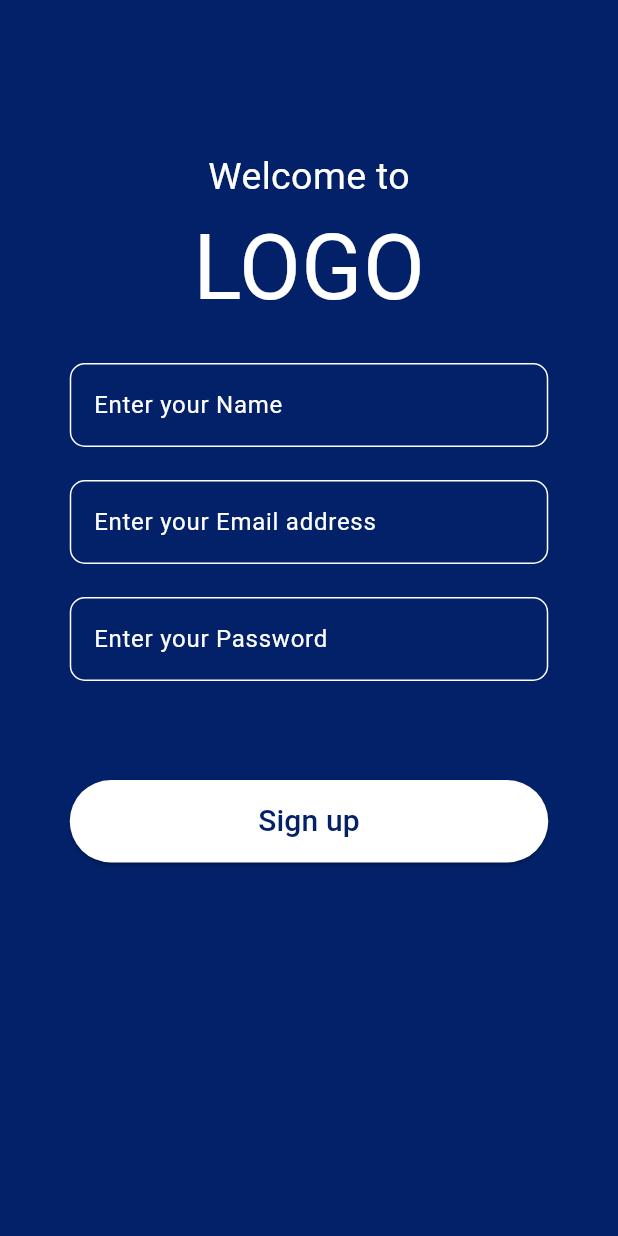
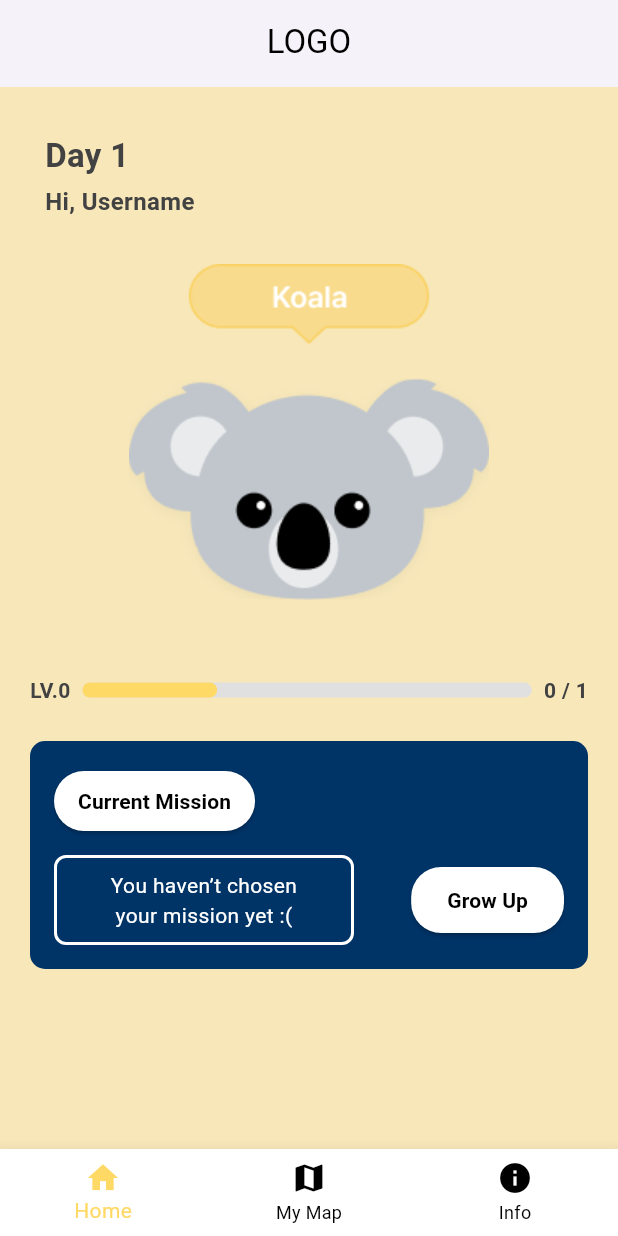
Before and after one commit to Journimal/Journimal-Client, a Flutter app: the screen it shows after launch, on a phone screen of 412 x 824 dp. Run offline on Flutter 3.47's test engine with Material 3 defaults, Android fonts, the phone set to English and light mode, and no system bars; our stand-ins replace table_calendar.

Commit message:
[design] : ui 디자인 수정

```diff
--- a/lib/main.dart
+++ b/lib/main.dart
@@ -1,5 +1,5 @@
 import 'package:flutter/material.dart';
-import 'package:journimal_client/screen/signup.dart';
+import 'package:journimal_client/screen/Home_eco_buddies.dart';
 
 void main() {
   runApp(const MyApp());
@@ -16,7 +16,7 @@ class MyApp extends StatelessWidget {
       theme: ThemeData(
         primarySwatch: Colors.lightGreen,
       ),
-      home: SignupScreen(),
+      home: HomeEcoBuddiesScreen(),
     );
   }
 }
--- /dev/null
+++ b/lib/screen/Home_eco_buddies.dart
@@ -0,0 +1,223 @@
+import 'package:flutter/material.dart';
+import '';
+
+class HomeEcoBuddiesScreen extends StatelessWidget {
+  const HomeEcoBuddiesScreen({super.key});
+
+  @override
+  Widget build(BuildContext context) {
+    return Scaffold(
+      backgroundColor: const Color(0xffF7E7B9),
+      appBar: PreferredSize(
+        preferredSize: const Size.fromHeight(58),
+        child: AppBar(
+          automaticallyImplyLeading: false,
+          title: const Text(
+            'LOGO',
+            style: TextStyle(color: Colors.black),
+          ),
+          centerTitle: true,
+          elevation: 2.0,
+          backgroundColor: Colors.white,
+        ),
+      ),
+      body: SingleChildScrollView(
+        child: Column(
+          children: [
+            // Header Text
+            Container(
+              margin: const EdgeInsets.all(30.0),
+              alignment: Alignment.centerLeft,
+              child: Column(
+                crossAxisAlignment: CrossAxisAlignment.start,
+                children: const [
+                  Text(
+                    'Day 1',
+                    style: TextStyle(
+                      color: Color(0xff424242),
+                      fontWeight: FontWeight.w600,
+                      fontSize: 22,
+                    ),
+                  ),
+                  SizedBox(height: 4),
+                  Text(
+                    'Hi, Username',
+                    style: TextStyle(
+                      color: Color(0xff424242),
+                      fontWeight: FontWeight.w600,
+                      fontSize: 16,
+                    ),
+                  ),
+                ],
+              ),
+            ),
+            // Koala Image and Name
+            Column(
+              children: [
+                Image.asset(
+                  'assets/images/ani_koala.png',
+                ),
+              ],
+            ),
+            const SizedBox(
+              height: 50,
+            ),
+            // Progress Bar
+            Container(
+              margin: const EdgeInsets.symmetric(horizontal: 20),
+              child: Row(
+                mainAxisAlignment: MainAxisAlignment.spaceBetween,
+                children: [
+                  const Text(
+                    'LV.0',
+                    style: TextStyle(
+                      color: Color(0xff424242),
+                      fontWeight: FontWeight.w600,
+                    ),
+                  ),
+                  Expanded(
+                    child: Container(
+                      margin: const EdgeInsets.symmetric(horizontal: 8),
+                      height: 10,
+                      decoration: BoxDecoration(
+                        color: const Color(0xffE0E0E0),
+                        borderRadius: BorderRadius.circular(5),
+                      ),
+                      child: FractionallySizedBox(
+                        alignment: Alignment.centerLeft,
+                        widthFactor: 0.3, // Progress (adjust value as needed)
+                        child: Container(
+                          decoration: BoxDecoration(
+                            color: const Color(0xffFFD966),
+                            borderRadius: BorderRadius.circular(5),
+                          ),
+                        ),
+                      ),
+                    ),
+                  ),
+                  const Text(
+                    '0 / 1',
+                    style: TextStyle(
+                      color: Color(0xff424242),
+                      fontWeight: FontWeight.w600,
+                    ),
+                  ),
+                ],
+              ),
+            ),
+            const SizedBox(height: 24),
+            // Mission Box
+            // Mission Box Design
+            Container(
+              margin: const EdgeInsets.symmetric(horizontal: 20),
+              padding: const EdgeInsets.all(16),
+              decoration: BoxDecoration(
+                color: const Color(0xff003366),
+                borderRadius: BorderRadius.circular(10),
+              ),
+              child: Column(
+                crossAxisAlignment: CrossAxisAlignment.start,
+                children: [
+                  // Current Mission Button
+                  Align(
+                    alignment: Alignment.centerLeft,
+                    child: ElevatedButton(
+                      onPressed: () {},
+                      style: ElevatedButton.styleFrom(
+                        backgroundColor: Colors.white,
+                        foregroundColor: Colors.black,
+                        padding: const EdgeInsets.symmetric(
+                            horizontal: 16, vertical: 8),
+                        shape: RoundedRectangleBorder(
+                          borderRadius: BorderRadius.circular(20),
+                        ),
+                      ),
+                      child: const Text(
+                        'Current Mission',
+                        style: TextStyle(
+                          fontSize: 14,
+                          fontWeight: FontWeight.w600,
+                        ),
+                      ),
+                    ),
+                  ),
+                  const SizedBox(height: 12),
+                  // Mission Placeholder and Grow Up Button
+                  Row(
+                    mainAxisAlignment: MainAxisAlignment.spaceBetween,
+                    children: [
+                      // Placeholder Text Box
+                      Container(
+                        width: 200,
+                        height: 60,
+                        decoration: BoxDecoration(
+                          border: Border.all(
+                            color: Colors.white,
+                            width: 2,
+                            style: BorderStyle.solid,
+                          ),
+                          borderRadius: BorderRadius.circular(8),
+                          color: const Color(0xff003366),
+                        ),
+                        child: const Center(
+                          child: Text(
+                            "You haven’t chosen\nyour mission yet :(",
+                            style: TextStyle(
+                              color: Colors.white,
+                              fontSize: 14,
+                              fontWeight: FontWeight.w400,
+                            ),
+                            textAlign: TextAlign.center,
+                          ),
+                        ),
+                      ),
+                      // Grow Up Button
+                      ElevatedButton(
+                        onPressed: () {},
+                        style: ElevatedButton.styleFrom(
+                          backgroundColor: Colors.white,
+                          foregroundColor: Colors.black,
+                          padding: const EdgeInsets.symmetric(
+                              horizontal: 24, vertical: 12),
+                          shape: RoundedRectangleBorder(
+                            borderRadius: BorderRadius.circular(20),
+                          ),
+                        ),
+                        child: const Text(
+                          'Grow Up',
+                          style: TextStyle(
+                            fontSize: 14,
+                            fontWeight: FontWeight.w600,
+                          ),
+                        ),
+                      ),
+                    ],
+                  ),
+                ],
+              ),
+            ),
+          ],
+        ),
+      ),
+      bottomNavigationBar: BottomNavigationBar(
+        items: const [
+          BottomNavigationBarItem(
+            icon: Icon(Icons.home),
+            label: 'Home',
+          ),
+          BottomNavigationBarItem(
+            icon: Icon(Icons.map),
+            label: 'My Map',
+          ),
+          BottomNavigationBarItem(
+            icon: Icon(Icons.info),
+            label: 'Info',
+          ),
+        ],
+        selectedItemColor: const Color(0xffFFD966),
+        unselectedItemColor: Colors.black,
+        backgroundColor: Colors.white,
+      ),
+    );
+  }
+}
--- a/lib/screen/login.dart
+++ b/lib/screen/login.dart
@@ -105,6 +105,7 @@ class _LoginScreenState extends State<LoginScreen> {
                   height: 55,
                   child: ElevatedButton(
                     onPressed: () {
+                      // 임시 로그인
                       if (id.text == 'mei@hello.com' && pw.text == '1234') {
                         Navigator.push(
                           context,
```
